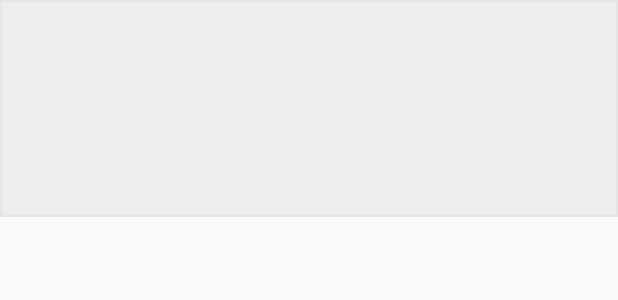
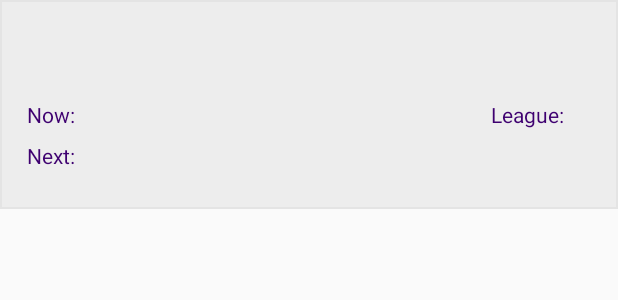
Before and after one commit to ayorkshireworrall/ClubNightPlanner, an Android app: the layout recyclerview_row_players.xml on its own in the app's theme, with its tools: preview values and no code run, on a phone screen of 412 x 824 dp. Shown: the top 300 px of the screen. Run offline under Robolectric (Android 15) with nearby library versions, the phone set to English and light mode, and no system bars.

Commit message:
Player display styling

```diff
--- a/app/src/main/java/alex/worrall/clubnightplanner/ui/main/players/PlayerListAdapter.java
+++ b/app/src/main/java/alex/worrall/clubnightplanner/ui/main/players/PlayerListAdapter.java
@@ -42,9 +42,9 @@ public class PlayerListAdapter extends RecyclerView.Adapter<PlayerListAdapter.Vi
             Player player = playerListFiltered.get(position);
             holder.name.setText(player.getName());
             Resources res = holder.level.getContext().getResources();
-            holder.level.setText(res.getString(R.string.level, player.getLevel()));
-            holder.current.setText("Now:\t" + player.getCurrentCourt());
-            holder.next.setText("Next:\t" + player.getNextCourt());
+            holder.level.setText(String.valueOf(player.getLevel()));
+            holder.current.setText(player.getCurrentCourt());
+            holder.next.setText(player.getNextCourt());
         }
     }
 
--- a/app/src/main/java/alex/worrall/clubnightplanner/ui/main/players/PlayersFragment.java
+++ b/app/src/main/java/alex/worrall/clubnightplanner/ui/main/players/PlayersFragment.java
@@ -87,7 +87,7 @@ public class PlayersFragment extends Fragment implements PlayerListAdapter.ItemC
             if (nextCourtAppearance != null) {
                 String court = nextCourtAppearance.getCourtName();
                 String time = TimeUtil.timeConverter(nextCourtAppearance.getTimeslot());
-                player.setNextCourt(time + " (" + court + ")");
+                player.setNextCourt(time + " - " + court);
             } else {
                 player.setNextCourt("Finished");
             }
@@ -147,7 +147,7 @@ public class PlayersFragment extends Fragment implements PlayerListAdapter.ItemC
             } else {
                 String courtName = court.getCourtName();
                 String time = TimeUtil.timeConverter(court.getTimeslot());
-                player.setCurrentCourt(time + "(" + courtName + ")");
+                player.setCurrentCourt(time + " - " + courtName);
             }
         }
     }
--- a/app/src/main/res/layout/recyclerview_row_players.xml
+++ b/app/src/main/res/layout/recyclerview_row_players.xml
@@ -22,7 +22,8 @@
         android:layout_height="wrap_content"
         android:orientation="horizontal"
         android:paddingLeft="8dp"
-        android:paddingRight="8dp">
+        android:paddingRight="8dp"
+        android:textSize="16sp">
 
         <LinearLayout
             android:layout_width="wrap_content"
@@ -30,35 +31,70 @@
             android:orientation="vertical"
             android:layout_weight="0.7">
 
-            <TextView
-                android:id="@+id/player_current_court"
+            <LinearLayout
                 android:layout_width="wrap_content"
                 android:layout_height="wrap_content"
                 android:paddingTop="8dp"
-                android:paddingBottom="8dp"
-                android:textSize="16sp"
-                android:textColor="@color/textSecondaryLight"/>
+                android:paddingBottom="8dp">
 
-            <TextView
-                android:id="@+id/player_next_court"
+                <TextView
+                    android:layout_width="wrap_content"
+                    android:layout_height="wrap_content"
+                    android:text="@string/now"
+                    style="@style/player_field_key"/>
+
+                <TextView
+                    android:id="@+id/player_current_court"
+                    android:layout_width="wrap_content"
+                    android:layout_height="wrap_content"
+                    style="@style/player_field_value"/>
+
+            </LinearLayout>
+
+            <LinearLayout
                 android:layout_width="wrap_content"
                 android:layout_height="wrap_content"
-                android:paddingBottom="16dp"
-                android:textSize="16sp"
-                android:textColor="@color/textSecondaryLight"/>
+                android:paddingBottom="16dp">
+
+                <TextView
+                    android:layout_width="wrap_content"
+                    android:layout_height="wrap_content"
+                    android:text="@string/next"
+                    style="@style/player_field_key"/>
+
+                <TextView
+                    android:id="@+id/player_next_court"
+                    android:layout_width="wrap_content"
+                    android:layout_height="wrap_content"
+                    style="@style/player_field_value"/>
+
+            </LinearLayout>
 
         </LinearLayout>
 
-        <TextView
-            android:id="@+id/player_level"
+        <LinearLayout
             android:layout_width="wrap_content"
-            android:layout_height="wrap_content"
+            android:layout_height="match_parent"
+            android:orientation="horizontal"
+            android:layout_weight="0.3"
             android:paddingTop="8dp"
             android:paddingBottom="16dp"
             android:textSize="16sp"
-            android:textColor="@color/textSecondaryLight"
-            android:gravity="end"
-            android:layout_weight="0.3"/>
+            android:gravity="end">
+
+            <TextView
+                android:layout_width="wrap_content"
+                android:layout_height="wrap_content"
+                android:text="@string/league"
+                style="@style/player_field_key"/>
+
+            <TextView
+                android:id="@+id/player_level"
+                android:layout_width="wrap_content"
+                android:layout_height="wrap_content"
+                style="@style/player_field_value"/>
+
+        </LinearLayout>
 
     </LinearLayout>
 
--- a/app/src/main/res/values/strings.xml
+++ b/app/src/main/res/values/strings.xml
@@ -26,4 +26,7 @@
     <string name="view_matches">Fixtures</string>
     <string name="search_players">Search Players</string>
     <string name="search">Search</string>
+    <string name="now">"Now:\t\t"</string>
+    <string name="next">"Next:\t\t"</string>
+    <string name="league">"League:\t\t"</string>
 </resources>
--- a/app/src/main/res/values/styles.xml
+++ b/app/src/main/res/values/styles.xml
@@ -36,4 +36,13 @@
         <item name="android:background">@color/colorPrimary</item>
         <item name="android:textColor">@color/colorGeneralBackground</item>
     </style>
+
+    <style name="player_field_key">
+        <item name="android:textColor">@color/textPrimary</item>
+    </style>
+
+    <style name="player_field_value">
+        <item name="android:textColor">@color/textSecondaryLight</item>
+<!--        <item name="android:textStyle">bold</item>-->
+    </style>
 </resources>
```
